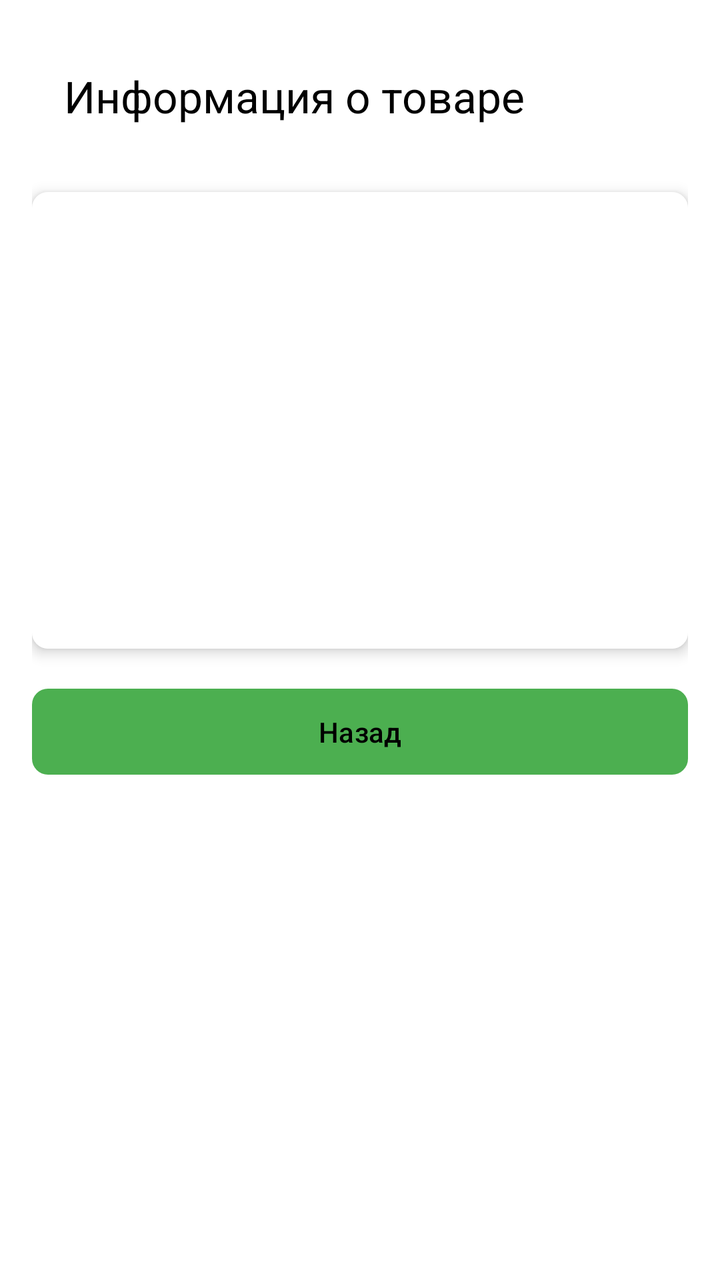
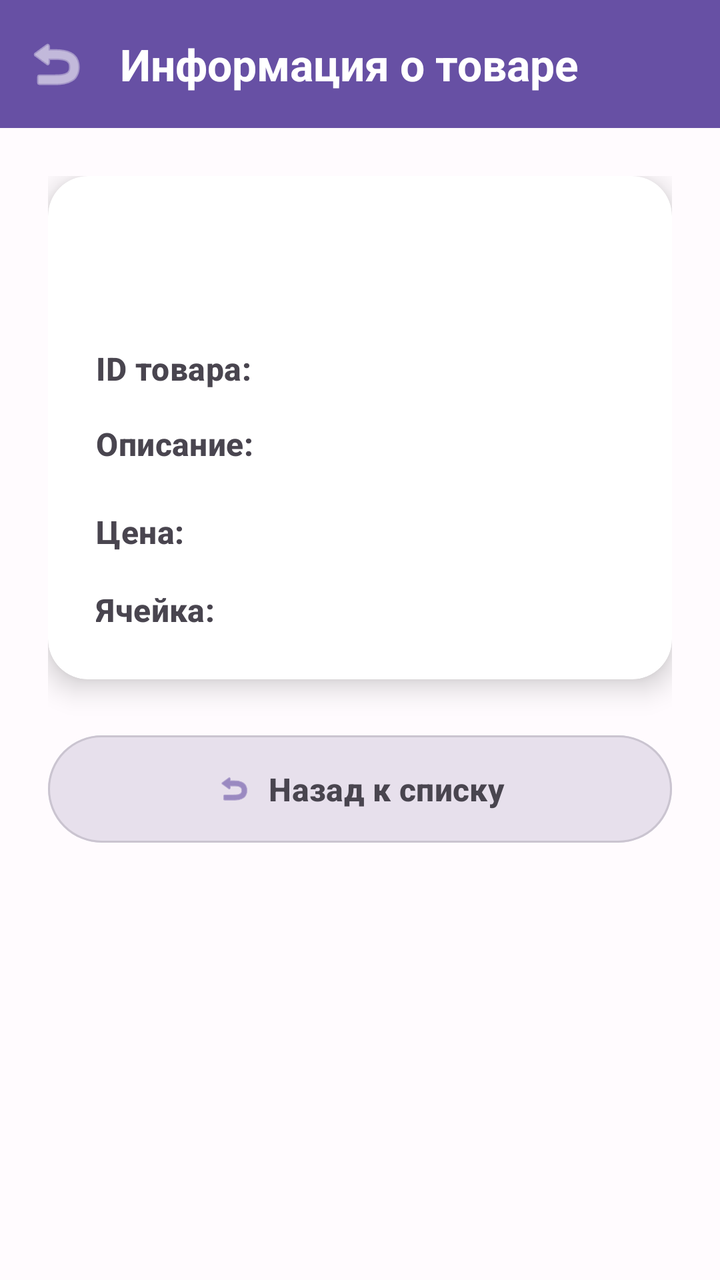

Before-and-after screenshots of an Android layout around one commit, followed by the original layout XML and the change that was made.
<!-- AndroidManifest.xml: application theme AppTheme -->
<!-- res/layout/activity_product_details.xml -->
<?xml version="1.0" encoding="utf-8"?>
<androidx.constraintlayout.widget.ConstraintLayout xmlns:android="http://schemas.android.com/apk/res/android"
    xmlns:app="http://schemas.android.com/apk/res-auto"
    android:layout_width="match_parent"
    android:layout_height="match_parent"
    android:padding="16dp">

    <com.google.android.material.appbar.MaterialToolbar
        android:id="@+id/toolbar"
        android:layout_width="match_parent"
        android:layout_height="?attr/actionBarSize"
        app:title="Информация о товаре"
        app:layout_constraintTop_toTopOf="parent"
        app:layout_constraintStart_toStartOf="parent"
        app:layout_constraintEnd_toEndOf="parent" />

    <androidx.cardview.widget.CardView
        android:id="@+id/productCard"
        android:layout_width="match_parent"
        android:layout_height="wrap_content"
        android:layout_marginTop="16dp"
        app:cardCornerRadius="8dp"
        app:cardElevation="4dp"
        app:layout_constraintTop_toBottomOf="@id/toolbar"
        app:layout_constraintStart_toStartOf="parent"
        app:layout_constraintEnd_toEndOf="parent">

        <LinearLayout
            android:layout_width="match_parent"
            android:layout_height="wrap_content"
            android:orientation="vertical"
            android:padding="16dp">

            <TextView
                android:id="@+id/productName"
                android:layout_width="match_parent"
                android:layout_height="wrap_content"
                android:textSize="24sp"
                android:textStyle="bold"
                android:layout_marginBottom="16dp" />

            <TextView
                android:id="@+id/productBarcode"
                android:layout_width="match_parent"
                android:layout_height="wrap_content"
                android:layout_marginBottom="8dp" />

            <TextView
                android:id="@+id/productDescription"
                android:layout_width="match_parent"
                android:layout_height="wrap_content"
                android:layout_marginBottom="16dp" />

            <TextView
                android:id="@+id/productPrice"
                android:layout_width="match_parent"
                android:layout_height="wrap_content"
                android:textSize="18sp"
                android:textStyle="bold"
                android:layout_marginBottom="24dp" />

            <TextView
                android:id="@+id/productCell"
                android:layout_width="match_parent"
                android:layout_height="wrap_content"
                android:layout_marginTop="16dp"
                android:textSize="16sp" />
        </LinearLayout>
    </androidx.cardview.widget.CardView>

    <com.google.android.material.button.MaterialButton
        android:id="@+id/backButton"
        android:layout_width="match_parent"
        android:layout_height="wrap_content"
        android:text="Назад"
        app:layout_constraintTop_toBottomOf="@id/productCard"
        app:layout_constraintStart_toStartOf="parent"
        app:layout_constraintEnd_toEndOf="parent"
        android:layout_marginTop="16dp" />
</androidx.constraintlayout.widget.ConstraintLayout>
<!-- resources referenced by this layout -->
<resources>
  <style name="AppTheme" parent="Theme.Material3.Light.NoActionBar">
          <item name="colorPrimary">@color/primary</item>
          <item name="colorPrimaryVariant">@color/primary_variant</item>
          <item name="colorOnPrimary">@color/on_primary</item>
          <item name="colorSecondary">@color/secondary</item>
          <item name="colorOnSecondary">@color/on_secondary</item>
          <item name="colorError">@color/error</item>
  
          <item name="android:background">@color/background</item>
          <item name="backgroundColor">@color/background</item>
          <item name="colorSurface">@color/surface</item>
          <item name="colorOnSurface">@color/on_surface</item>
  
          <item name="android:textColorPrimary">@color/on_surface</item>
          <item name="android:textColorSecondary">@color/text_secondary</item>
  
          <item name="materialButtonStyle">@style/AppButtonStyle</item>
          <item name="cardViewStyle">@style/AppCardViewStyle</item>
          <item name="textInputStyle">@style/AppTextInputStyle</item>
  
          <item name="colorAccent">@color/secondary</item>
      </style>
  <color name="primary">#4CAF50</color>
  <color name="primary_variant">#388E3C</color>
  <color name="on_primary">#000000</color>
  <color name="secondary">#4CAF50</color>
  <color name="on_secondary">#000000</color>
  <color name="error">#D32F2F</color>
  <color name="background">#FFFFFF</color>
  <color name="surface">#FFFFFF</color>
  <color name="on_surface">#000000</color>
  <color name="text_secondary">#000000</color>
  <style name="AppButtonStyle" parent="Widget.Material3.Button">
          <item name="backgroundTint">@color/button_background</item>
          <item name="android:textColor">@color/button_text</item>
          <item name="rippleColor">@color/secondary</item>
          <item name="android:padding">12dp</item>
          <item name="cornerRadius">8dp</item>
      </style>
  <style name="AppCardViewStyle" parent="Widget.MaterialComponents.CardView">
          <item name="cardBackgroundColor">@color/card_background</item>
          <item name="cardElevation">4dp</item>
          <item name="cardCornerRadius">8dp</item>
      </style>
  <style name="AppTextInputStyle" parent="Widget.Material3.TextInputLayout.FilledBox">
          <item name="boxBackgroundColor">@color/surface</item>
          <item name="android:textColor">@color/on_surface</item>
          <item name="hintTextColor">@color/text_secondary</item>
          <item name="boxStrokeColor">@color/secondary</item>
          <item name="android:textColorHint">@color/text_secondary</item>
      </style>
  <color name="button_background">#4CAF50</color>
  <color name="button_text">#000000</color>
  <color name="card_background">#F5F5F5</color>
</resources>

<!-- the commit's change to res/layout/activity_product_details.xml (unified diff, before → after) -->
@@ -1,80 +1,195 @@
 <?xml version="1.0" encoding="utf-8"?>
-<androidx.constraintlayout.widget.ConstraintLayout xmlns:android="http://schemas.android.com/apk/res/android"
+<androidx.coordinatorlayout.widget.CoordinatorLayout xmlns:android="http://schemas.android.com/apk/res/android"
     xmlns:app="http://schemas.android.com/apk/res-auto"
     android:layout_width="match_parent"
     android:layout_height="match_parent"
-    android:padding="16dp">
+    android:background="@color/background">
 
-    <com.google.android.material.appbar.MaterialToolbar
-        android:id="@+id/toolbar"
-        android:layout_width="match_parent"
-        android:layout_height="?attr/actionBarSize"
-        app:title="Информация о товаре"
-        app:layout_constraintTop_toTopOf="parent"
-        app:layout_constraintStart_toStartOf="parent"
-        app:layout_constraintEnd_toEndOf="parent" />
-
-    <androidx.cardview.widget.CardView
-        android:id="@+id/productCard"
+    
+    <com.google.android.material.appbar.AppBarLayout
         android:layout_width="match_parent"
         android:layout_height="wrap_content"
-        android:layout_marginTop="16dp"
-        app:cardCornerRadius="8dp"
-        app:cardElevation="4dp"
-        app:layout_constraintTop_toBottomOf="@id/toolbar"
-        app:layout_constraintStart_toStartOf="parent"
-        app:layout_constraintEnd_toEndOf="parent">
+        android:background="@color/primary"
+        app:elevation="0dp">
+
+        <com.google.android.material.appbar.MaterialToolbar
+            android:id="@+id/toolbar"
+            android:layout_width="match_parent"
+            android:layout_height="?attr/actionBarSize"
+            app:title="@string/product_details_title"
+            app:titleTextColor="@color/on_primary"
+            app:titleTextAppearance="@style/TextAppearance.App.TitleLarge"
+            app:navigationIcon="@android:drawable/ic_menu_revert"
+            app:navigationIconTint="@color/on_primary" />
+
+    </com.google.android.material.appbar.AppBarLayout>
+
+    
+    <androidx.core.widget.NestedScrollView
+        android:layout_width="match_parent"
+        android:layout_height="match_parent"
+        app:layout_behavior="@string/appbar_scrolling_view_behavior">
 
         <LinearLayout
             android:layout_width="match_parent"
             android:layout_height="wrap_content"
             android:orientation="vertical"
-            android:padding="16dp">
+            android:padding="24dp">
 
-            <TextView
-                android:id="@+id/productName"
+            
+            <androidx.cardview.widget.CardView
+                android:id="@+id/productCard"
                 android:layout_width="match_parent"
                 android:layout_height="wrap_content"
-                android:textSize="24sp"
-                android:textStyle="bold"
-                android:layout_marginBottom="16dp" />
+                android:layout_marginBottom="24dp"
+                app:cardBackgroundColor="@color/card_background"
+                app:cardCornerRadius="20dp"
+                app:cardElevation="8dp">
 
-            <TextView
-                android:id="@+id/productBarcode"
+                <LinearLayout
+                    android:layout_width="match_parent"
+                    android:layout_height="wrap_content"
+                    android:orientation="vertical"
+                    android:padding="24dp">
+
+                    
+                    <TextView
+                        android:id="@+id/productName"
+                        android:layout_width="match_parent"
+                        android:layout_height="wrap_content"
+                        android:textAppearance="@style/TextAppearance.App.HeadlineMedium"
+                        android:textColor="@color/text_primary"
+                        android:textAlignment="center"
+                        android:layout_marginBottom="24dp" />
+
+                    
+                    <LinearLayout
+                        android:layout_width="match_parent"
+                        android:layout_height="wrap_content"
+                        android:orientation="vertical">
+
+                        
+                        <LinearLayout
+                            android:layout_width="match_parent"
+                            android:layout_height="wrap_content"
+                            android:orientation="horizontal"
+                            android:layout_marginBottom="16dp">
+
+                            <TextView
+                                android:layout_width="wrap_content"
+                                android:layout_height="wrap_content"
+                                android:text="@string/product_barcode_label"
+                                android:textAppearance="@style/TextAppearance.App.TitleMedium"
+                                android:textColor="@color/text_secondary" />
+
+                            <TextView
+                                android:id="@+id/productBarcode"
+                                android:layout_width="0dp"
+                                android:layout_height="wrap_content"
+                                android:layout_weight="1"
+                                android:textAppearance="@style/TextAppearance.App.BodyLarge"
+                                android:textColor="@color/text_primary"
+                                android:fontFamily="monospace" />
+
+                        </LinearLayout>
+
+                        
+                        <LinearLayout
+                            android:layout_width="match_parent"
+                            android:layout_height="wrap_content"
+                            android:orientation="horizontal"
+                            android:layout_marginBottom="16dp">
+
+                            <TextView
+                                android:layout_width="wrap_content"
+                                android:layout_height="wrap_content"
+                                android:text="@string/product_description_label"
+                                android:textAppearance="@style/TextAppearance.App.TitleMedium"
+                                android:textColor="@color/text_secondary" />
+
+                            <TextView
+                                android:id="@+id/productDescription"
+                                android:layout_width="0dp"
+                                android:layout_height="wrap_content"
+                                android:layout_weight="1"
+                                android:textAppearance="@style/TextAppearance.App.BodyMedium"
+                                android:textColor="@color/text_secondary" />
+
+                        </LinearLayout>
+
+                        
+                        <LinearLayout
+                            android:layout_width="match_parent"
+                            android:layout_height="wrap_content"
+                            android:orientation="horizontal"
+                            android:layout_marginBottom="16dp">
+
+                            <TextView
+                                android:layout_width="wrap_content"
+                                android:layout_height="wrap_content"
+                                android:text="@string/product_price_label"
+                                android:textAppearance="@style/TextAppearance.App.TitleMedium"
+                                android:textColor="@color/text_secondary" />
+
+                            <TextView
+                                android:id="@+id/productPrice"
+                                android:layout_width="0dp"
+                                android:layout_height="wrap_content"
+                                android:layout_weight="1"
+                                android:textAppearance="@style/TextAppearance.App.TitleLarge"
+                                android:textColor="@color/text_primary"
+                                android:textStyle="bold" />
+
+                        </LinearLayout>
+
+                        
+                        <LinearLayout
+                            android:layout_width="match_parent"
+                            android:layout_height="wrap_content"
+                            android:orientation="horizontal">
+
+                            <TextView
+                                android:layout_width="wrap_content"
+                                android:layout_height="wrap_content"
+                                android:text="@string/product_cell_label"
+                                android:textAppearance="@style/TextAppearance.App.TitleMedium"
+                                android:textColor="@color/text_secondary" />
+
+                            <TextView
+                                android:id="@+id/productCell"
+                                android:layout_width="0dp"
+                                android:layout_height="wrap_content"
+                                android:layout_weight="1"
+                                android:textAppearance="@style/TextAppearance.App.BodyLarge"
+                                android:textColor="@color/text_primary" />
+
+                        </LinearLayout>
+
+                    </LinearLayout>
+
+                </LinearLayout>
+            </androidx.cardview.widget.CardView>
+
+            
+            <LinearLayout
                 android:layout_width="match_parent"
                 android:layout_height="wrap_content"
-                android:layout_marginBottom="8dp" />
+                android:orientation="vertical">
 
-            <TextView
-                android:id="@+id/productDescription"
-                android:layout_width="match_parent"
-                android:layout_height="wrap_content"
-                android:layout_marginBottom="16dp" />
+                <com.google.android.material.button.MaterialButton
+                    android:id="@+id/backButton"
+                    android:layout_width="match_parent"
+                    android:layout_height="wrap_content"
+                    android:text="@string/back_to_list_button"
+                    android:textSize="16sp"
+                    style="@style/AppButtonSecondaryStyle"
+                    app:icon="@android:drawable/ic_menu_revert"
+                    app:iconGravity="textStart"
+                    app:iconPadding="8dp" />
 
-            <TextView
-                android:id="@+id/productPrice"
-                android:layout_width="match_parent"
-                android:layout_height="wrap_content"
-                android:textSize="18sp"
-                android:textStyle="bold"
-                android:layout_marginBottom="24dp" />
+            </LinearLayout>
 
-            <TextView
-                android:id="@+id/productCell"
-                android:layout_width="match_parent"
-                android:layout_height="wrap_content"
-                android:layout_marginTop="16dp"
-                android:textSize="16sp" />
         </LinearLayout>
-    </androidx.cardview.widget.CardView>
+    </androidx.core.widget.NestedScrollView>
 
-    <com.google.android.material.button.MaterialButton
-        android:id="@+id/backButton"
-        android:layout_width="match_parent"
-        android:layout_height="wrap_content"
-        android:text="Назад"
-        app:layout_constraintTop_toBottomOf="@id/productCard"
-        app:layout_constraintStart_toStartOf="parent"
-        app:layout_constraintEnd_toEndOf="parent"
-        android:layout_marginTop="16dp" />
-</androidx.constraintlayout.widget.ConstraintLayout>
+</androidx.coordinatorlayout.widget.CoordinatorLayout>
<!-- resource entries referenced after the edit -->
@@ -1,58 +1,135 @@
 <!-- resources referenced by this layout -->
 <resources>
   <style name="AppTheme" parent="Theme.Material3.Light.NoActionBar">
+          
           <item name="colorPrimary">@color/primary</item>
           <item name="colorPrimaryVariant">@color/primary_variant</item>
           <item name="colorOnPrimary">@color/on_primary</item>
+          
+          
           <item name="colorSecondary">@color/secondary</item>
           <item name="colorOnSecondary">@color/on_secondary</item>
-          <item name="colorError">@color/error</item>
-  
-          <item name="android:background">@color/background</item>
-          <item name="backgroundColor">@color/background</item>
+          
+          
+          <item name="colorTertiary">@color/tertiary</item>
+          <item name="colorOnTertiary">@color/on_tertiary</item>
+          
+          
+          <item name="android:colorBackground">@color/background</item>
           <item name="colorSurface">@color/surface</item>
           <item name="colorOnSurface">@color/on_surface</item>
-  
-          <item name="android:textColorPrimary">@color/on_surface</item>
+          <item name="colorSurfaceVariant">@color/surface_variant</item>
+          <item name="colorOnSurfaceVariant">@color/on_surface_variant</item>
+          
+          
+          <item name="android:textColorPrimary">@color/text_primary</item>
           <item name="android:textColorSecondary">@color/text_secondary</item>
-  
+          <item name="android:textColorTertiary">@color/text_tertiary</item>
+          
+          
+          <item name="colorError">@color/error</item>
+          <item name="colorOnError">@color/on_error</item>
+          
+          
           <item name="materialButtonStyle">@style/AppButtonStyle</item>
           <item name="cardViewStyle">@style/AppCardViewStyle</item>
           <item name="textInputStyle">@style/AppTextInputStyle</item>
-  
-          <item name="colorAccent">@color/secondary</item>
+          <item name="toolbarStyle">@style/AppToolbarStyle</item>
+          
+          
+          <item name="android:statusBarColor">@color/primary</item>
+          <item name="android:navigationBarColor">@color/surface</item>
       </style>
-  <color name="primary">#4CAF50</color>
-  <color name="primary_variant">#388E3C</color>
-  <color name="on_primary">#000000</color>
-  <color name="secondary">#4CAF50</color>
-  <color name="on_secondary">#000000</color>
-  <color name="error">#D32F2F</color>
-  <color name="background">#FFFFFF</color>
-  <color name="surface">#FFFFFF</color>
-  <color name="on_surface">#000000</color>
-  <color name="text_secondary">#000000</color>
+  <color name="button_secondary">#E7E0EC</color>
+  <color name="button_secondary_text">#49454F</color>
+  <color name="primary">#6750A4</color>
+  <color name="text_primary">#1C1B1F</color>
+  <color name="primary_variant">#4F378B</color>
+  <color name="on_primary">#FFFFFF</color>
+  <color name="secondary">#625B71</color>
+  <color name="outline_variant">#CAC4D0</color>
+  <color name="on_secondary">#FFFFFF</color>
+  <color name="tertiary">#7D5260</color>
+  <color name="on_tertiary">#FFFFFF</color>
+  <color name="error">#BA1A1A</color>
+  <color name="on_error">#FFFFFF</color>
+  <color name="background">#FFFBFE</color>
+  <color name="surface">#FFFBFE</color>
+  <color name="on_surface">#1C1B1F</color>
+  <color name="surface_variant">#E7E0EC</color>
+  <color name="on_surface_variant">#49454F</color>
+  <color name="text_tertiary">#79747E</color>
+  <color name="text_secondary">#49454F</color>
+  <string name="back_to_list_button">Назад к списку</string>
+  <string name="product_barcode_label">ID товара: </string>
+  <string name="product_cell_label">Ячейка: </string>
+  <string name="product_description_label">Описание: </string>
+  <string name="product_details_title">Информация о товаре</string>
+  <string name="product_price_label">Цена: </string>
+  <style name="AppButtonSecondaryStyle" parent="Widget.Material3.Button.OutlinedButton">
+          <item name="backgroundTint">@color/button_secondary</item>
+          <item name="android:textColor">@color/button_secondary_text</item>
+          <item name="rippleColor">@color/secondary</item>
+          <item name="android:padding">16dp</item>
+          <item name="android:textSize">16sp</item>
+          <item name="strokeColor">@color/outline_variant</item>
+          <item name="strokeWidth">1dp</item>
+      </style>
+  <style name="TextAppearance.App.BodyLarge" parent="TextAppearance.Material3.BodyLarge">
+          <item name="android:textColor">@color/text_primary</item>
+          <item name="android:textSize">16sp</item>
+      </style>
+  <style name="TextAppearance.App.BodyMedium" parent="TextAppearance.Material3.BodyMedium">
+          <item name="android:textColor">@color/text_secondary</item>
+          <item name="android:textSize">14sp</item>
+      </style>
+  <style name="TextAppearance.App.HeadlineMedium" parent="TextAppearance.Material3.HeadlineMedium">
+          <item name="android:textColor">@color/text_primary</item>
+          <item name="android:textSize">28sp</item>
+          <item name="android:textStyle">bold</item>
+      </style>
+  <style name="TextAppearance.App.TitleLarge" parent="TextAppearance.Material3.TitleLarge">
+          <item name="android:textColor">@color/text_primary</item>
+          <item name="android:textSize">22sp</item>
+          <item name="android:textStyle">bold</item>
+      </style>
+  <style name="TextAppearance.App.TitleMedium" parent="TextAppearance.Material3.TitleMedium">
+          <item name="android:textColor">@color/text_primary</item>
+          <item name="android:textSize">16sp</item>
+          <item name="android:textStyle">bold</item>
+      </style>
   <style name="AppButtonStyle" parent="Widget.Material3.Button">
           <item name="backgroundTint">@color/button_background</item>
           <item name="android:textColor">@color/button_text</item>
-          <item name="rippleColor">@color/secondary</item>
-          <item name="android:padding">12dp</item>
-          <item name="cornerRadius">8dp</item>
+          <item name="rippleColor">@color/primary</item>
+          <item name="android:padding">16dp</item>
+          <item name="android:textSize">16sp</item>
+          <item name="android:textStyle">bold</item>
+          <item name="elevation">2dp</item>
       </style>
-  <style name="AppCardViewStyle" parent="Widget.MaterialComponents.CardView">
+  <style name="AppCardViewStyle" parent="Widget.Material3.CardView.Elevated">
           <item name="cardBackgroundColor">@color/card_background</item>
-          <item name="cardElevation">4dp</item>
-          <item name="cardCornerRadius">8dp</item>
+          <item name="cardElevation">8dp</item>
+          <item name="cardCornerRadius">16dp</item>
+          <item name="cardMaxElevation">12dp</item>
+          <item name="contentPadding">0dp</item>
       </style>
   <style name="AppTextInputStyle" parent="Widget.Material3.TextInputLayout.FilledBox">
-          <item name="boxBackgroundColor">@color/surface</item>
+          <item name="boxBackgroundColor">@color/surface_variant</item>
           <item name="android:textColor">@color/on_surface</item>
           <item name="hintTextColor">@color/text_secondary</item>
-          <item name="boxStrokeColor">@color/secondary</item>
+          <item name="boxStrokeColor">@color/primary</item>
+          <item name="boxStrokeWidth">2dp</item>
           <item name="android:textColorHint">@color/text_secondary</item>
       </style>
-  <color name="button_background">#4CAF50</color>
-  <color name="button_text">#000000</color>
-  <color name="card_background">#F5F5F5</color>
+  <style name="AppToolbarStyle" parent="Widget.Material3.Toolbar">
+          <item name="titleTextColor">@color/on_primary</item>
+          <item name="subtitleTextColor">@color/on_primary</item>
+          <item name="android:background">@color/primary</item>
+          <item name="elevation">4dp</item>
+      </style>
+  <color name="button_background">#6750A4</color>
+  <color name="button_text">#FFFFFF</color>
+  <color name="card_background">#FFFFFF</color>
 </resources>
 
